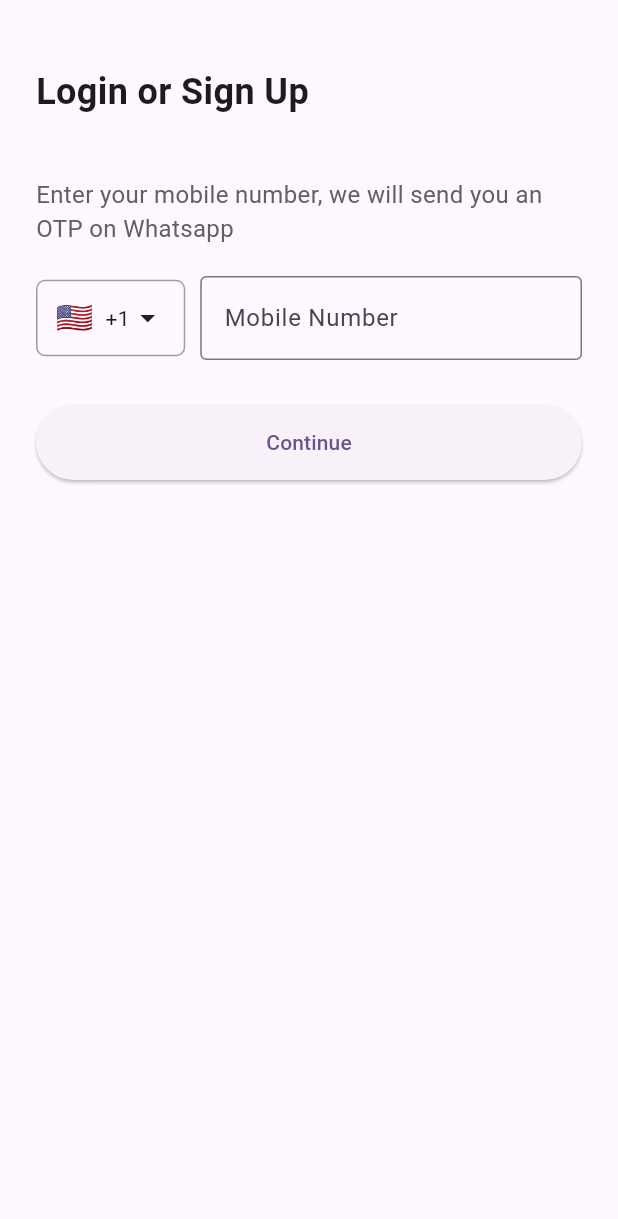
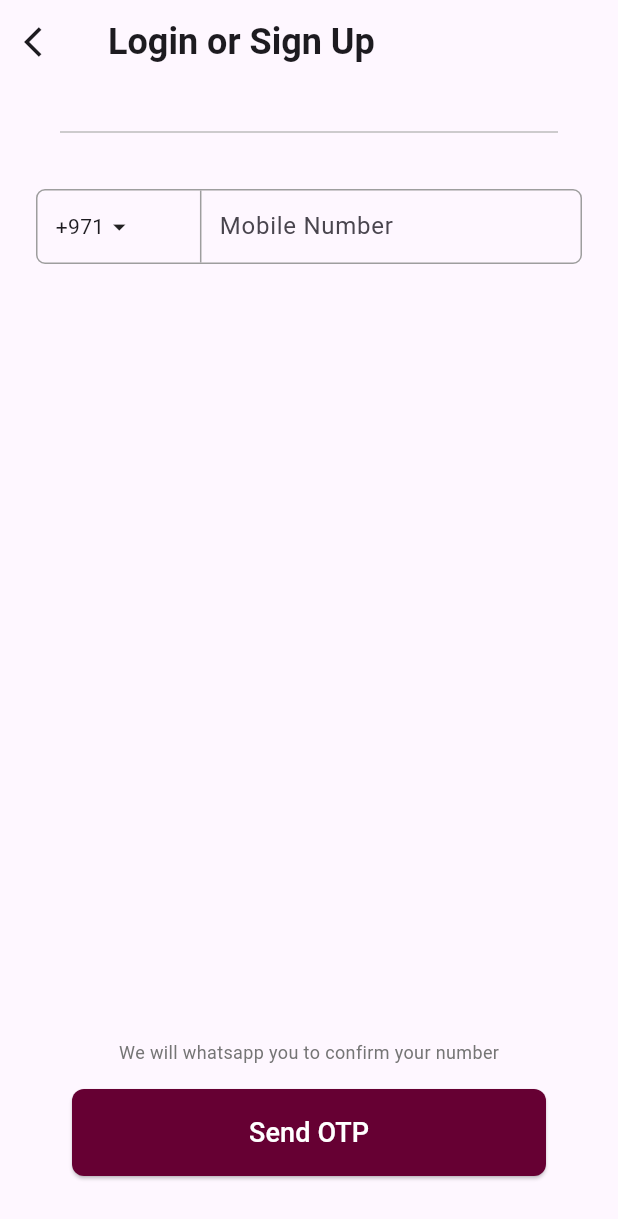
Before and after one commit to shubhamdevgupta/aesthetic_clinic, a Flutter app: the SendOtpScreen screen opened by its route, on a phone screen of 412 x 824 dp. Shown: the top 1219 px of the screen. Run offline on Flutter 3.47's test engine with Material 3 defaults, Android fonts, the light colour scheme and no system bars; our stand-ins replace connectivity_plus, country_picker, device_info_plus, flutter_image_compress, fluttertoast, image_picker and 2 more; accounts and stored records are empty.

Commit message:
design screens and format them in a manner

```diff
--- a/lib/main.dart
+++ b/lib/main.dart
@@ -33,7 +33,7 @@ class MyApp extends StatelessWidget {
         colorScheme: ColorScheme.fromSeed(seedColor: Colors.deepPurple),
         useMaterial3: true,
       ),
-      initialRoute: AppConstants.navigateToSelectLanguageScreen,
+      initialRoute: AppConstants.navigateToVerifyOtpScreen,
       routes: AppRoutes.getRoutes(),
     );
   }
--- a/lib/views/auth/send_otp_screen.dart
+++ b/lib/views/auth/send_otp_screen.dart
@@ -5,6 +5,7 @@ import 'package:aesthetic_clinic/views/dashboard_screen.dart';
 import 'package:flutter/material.dart';
 import 'package:country_picker/country_picker.dart';
 import 'package:provider/provider.dart';
+import '../onboarding/onboarding_screen.dart';
 import 'country_selection_screen.dart'; // ⬅️ You'll create this file
 
 class SendOtpScreen extends StatefulWidget {
@@ -16,18 +17,17 @@ class SendOtpScreen extends StatefulWidget {
 
 class _SendOtpScreenState extends State<SendOtpScreen> {
   Country _selectedCountry = Country(
-    phoneCode: '1',
-    countryCode: 'US',
+    phoneCode: '971',
+    countryCode: 'AED',
     e164Sc: 0,
     geographic: true,
     level: 1,
-    name: 'United States',
+    name: 'United Arab Emirates',
     example: '2015550123',
-    displayName: 'United States',
-    displayNameNoCountryCode: 'United States',
+    displayName: 'United Arab Emirates',
+    displayNameNoCountryCode: 'United Arab Emirates',
     e164Key: '',
   );
-
 
   Future<void> _navigateToCountryPicker() async {
     final selected = await Navigator.push<Country>(
@@ -45,6 +45,13 @@ class _SendOtpScreenState extends State<SendOtpScreen> {
   @override
   Widget build(BuildContext context) {
     return Scaffold(
+      appBar: AppBar(
+        leading: Icon(Icons.arrow_back_ios),
+        title: Text(
+          "Login or Sign Up",
+          style: TextStyle(fontSize: 24, fontWeight: FontWeight.bold),
+        ),
+      ),
       body: Consumer<AuthenticationProvider>(
         builder: (context, provider, child) {
           return SafeArea(
@@ -53,80 +60,114 @@ class _SendOtpScreenState extends State<SendOtpScreen> {
               child: Column(
                 crossAxisAlignment: CrossAxisAlignment.start,
                 children: [
-                  const SizedBox(height: 20),
-                  const Text(
-                    "Login or Sign Up",
-                    style: TextStyle(fontSize: 24, fontWeight: FontWeight.bold),
+                  Padding(
+                    padding: const EdgeInsets.symmetric(horizontal: 16),
+                    child: Divider(color: Colors.grey.shade400, thickness: 1),
                   ),
-                  const SizedBox(height: 40),
-                  Text(
-                    "Enter your mobile number, we will send you an OTP on Whatsapp",
-                    style: TextStyle(fontSize: 16, color: Colors.grey[700]),
-                  ),
-                  const SizedBox(height: 20),
-
-                  Row(
-                    children: [
-                      GestureDetector(
-                        onTap: _navigateToCountryPicker,
-                        child: Container(
-                          padding: const EdgeInsets.symmetric(
-                            horizontal: 12,
-                            vertical: 10,
-                          ),
+                  SizedBox(height: 30),
+                  Container(
                     decoration: BoxDecoration(
                       border: Border.all(color: Colors.grey),
                       borderRadius: BorderRadius.circular(6),
                     ),
                     child: Row(
                       children: [
+                        Flexible(
+                          flex: 3, // Around 30%
+                          child: GestureDetector(
+                            onTap: _navigateToCountryPicker,
+                            child: Container(
+                              padding: const EdgeInsets.symmetric(horizontal: 8, vertical: 10),
+                              child: Row(
+                                children: [
                                   Text(
                                     _selectedCountry.flagEmoji,
-                                style: const TextStyle(fontSize: 20),
+                                    style: const TextStyle(fontSize: 18),
                                   ),
-                              const SizedBox(width: 8),
-                              Text("+${_selectedCountry.phoneCode}"),
-                              const Icon(Icons.arrow_drop_down),
+                                  const SizedBox(width: 4),
+                                  Flexible(
+                                    child: Text(
+                                      "+${_selectedCountry.phoneCode}",
+                                      overflow: TextOverflow.ellipsis,
+                                    ),
+                                  ),
+                                  const Icon(Icons.arrow_drop_down, size: 20),
                                 ],
                               ),
                             ),
                           ),
-                      const SizedBox(width: 10),
-                      Expanded(
+                        ),
+                        Container(
+                          height: 48,
+                          width: 1,
+                          color: Colors.grey,
+                        ),
+                        Flexible(
+                          flex: 7, // Around 70%
                           child: TextField(
                             controller: provider.phoneController,
                             keyboardType: TextInputType.phone,
                             decoration: const InputDecoration(
-                            border: OutlineInputBorder(),
+                              border: InputBorder.none,
+                              contentPadding: EdgeInsets.symmetric(horizontal: 12),
                               labelText: 'Mobile Number',
                             ),
                           ),
                         ),
                       ],
                     ),
+                  ),
 
                   const SizedBox(height: 30),
-                  ElevatedButton(
-                    onPressed: ()async {
+
+                  Spacer(),
+
+                  Center(child: Text('We will whatsapp you to confirm your number',style: TextStyle(fontSize: 12,color: Colors.grey.shade600)),),
+                  Padding(
+                    padding: const EdgeInsets.symmetric(
+                      horizontal: 24.0,
+                      vertical: 16,
+                    ),
+                    child: SizedBox(
+                      width: double.infinity,
+                      child: ElevatedButton(
+                        onPressed: () async {
                           final phoneNumber =
                               '+${_selectedCountry.phoneCode}${provider.phoneController.text}';
                           print('Send OTP to $phoneNumber');
-                      if(phoneNumber.isNotEmpty) {
-                        provider.phoneController.text=phoneNumber;
+                          if (provider.phoneController.text.isNotEmpty) {
+                            provider.phoneController.text = phoneNumber;
                             await provider.sendOtp(phoneNumber);
+                          }else{
+                            ToastHelper.showErrorSnackBar(context, 'Please enter valid mobile number');
                           }
-                      provider.otpResponse!.message=="OTP sent to your phone via WhatsApp"?
-                      Navigator.pushReplacement(
+                          provider.otpResponse!.message ==
+                                  "OTP sent to your phone via WhatsApp"
+                              ? Navigator.pushReplacement(
                                   context,
                                   MaterialPageRoute(
-                          builder: (_) => const OtpVerificationScreen(),
+                                    builder: (_) =>
+                                        const OtpVerificationScreen(),
                                   ),
-                      ):ToastHelper.showErrorSnackBar(context,"Error in api : ${provider.otpResponse!.message}");
+                                )
+                              : ToastHelper.showErrorSnackBar(
+                                  context,
+                                  "Error in api : ${provider.otpResponse!.message}",
+                                );
                         },
                         style: ElevatedButton.styleFrom(
-                      minimumSize: const Size(double.infinity, 50),
+                          backgroundColor: Color(0xFF660033),
+                          padding: const EdgeInsets.symmetric(vertical: 16),
+                          shape: RoundedRectangleBorder(
+                            borderRadius: BorderRadius.circular(8),
                           ),
-                    child: const Text("Continue"),
+                        ),
+                        child: Text(
+                          'Send OTP',
+                          style: TextStyle(fontSize: 18, color: Colors.white),
+                        ),
+                      ),
+                    ),
                   ),
                 ],
               ),
--- a/lib/views/onboarding/onboarding_screen.dart
+++ b/lib/views/onboarding/onboarding_screen.dart
@@ -2,8 +2,6 @@ import 'package:aesthetic_clinic/services/LocalStorageService.dart';
 import 'package:aesthetic_clinic/utils/AppConstants.dart';
 import 'package:aesthetic_clinic/views/auth/send_otp_screen.dart';
 import 'package:flutter/material.dart';
-import 'package:shared_preferences/shared_preferences.dart';
-import 'package:permission_handler/permission_handler.dart';
 
 class OnboardingScreen extends StatefulWidget {
   const OnboardingScreen({super.key});
```
Also changed, not shown: lib/views/auth/verify_otp_screen.dart (+48 -32 lines), lib/views/onboarding/language_screen.dart (+6 -4 lines), assets/icons/ic_whatsapp.png (added), pubspec.lock. Lines whose indentation alone changed are shown as unchanged.
